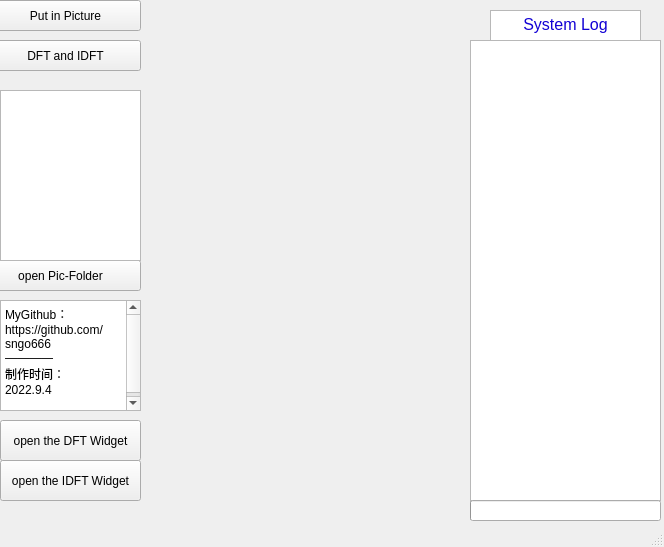
First picture: the form in mainwindow.ui, repository sngo666/myPicAlgo, before the edit.
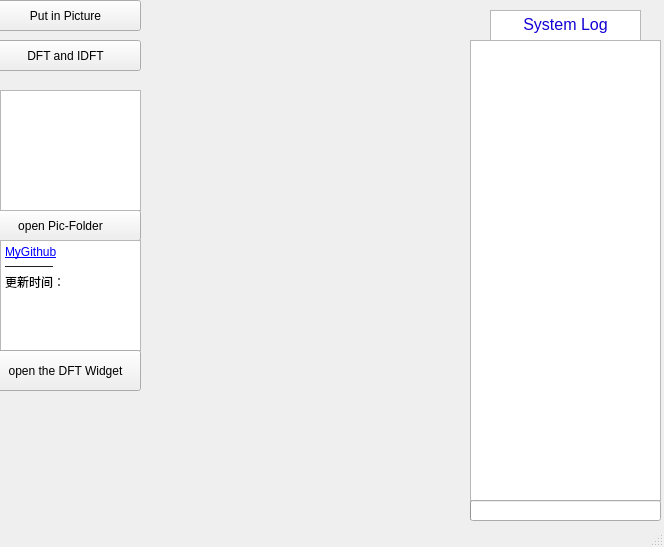
Second picture: the form after the edit.

Patch:
```diff
--- a/mainwindow.ui
+++ b/mainwindow.ui
@@ -31,7 +31,7 @@
     <property name="geometry">
      <rect>
       <x>-20</x>
-      <y>260</y>
+      <y>210</y>
       <width>161</width>
       <height>31</height>
      </rect>
@@ -57,7 +57,7 @@
     <property name="geometry">
      <rect>
       <x>0</x>
-      <y>300</y>
+      <y>240</y>
       <width>141</width>
       <height>111</height>
      </rect>
@@ -67,11 +67,9 @@
 &lt;html&gt;&lt;head&gt;&lt;meta name=&quot;qrichtext&quot; content=&quot;1&quot; /&gt;&lt;style type=&quot;text/css&quot;&gt;
 p, li { white-space: pre-wrap; }
 &lt;/style&gt;&lt;/head&gt;&lt;body style=&quot; font-family:'SimSun'; font-size:9pt; font-weight:400; font-style:normal;&quot;&gt;
-&lt;p style=&quot; margin-top:0px; margin-bottom:0px; margin-left:0px; margin-right:0px; -qt-block-indent:0; text-indent:0px;&quot;&gt;MyGithub：&lt;/p&gt;
-&lt;p style=&quot; margin-top:0px; margin-bottom:0px; margin-left:0px; margin-right:0px; -qt-block-indent:0; text-indent:0px;&quot;&gt;https://github.com/sngo666&lt;/p&gt;
+&lt;p style=&quot; margin-top:0px; margin-bottom:0px; margin-left:0px; margin-right:0px; -qt-block-indent:0; text-indent:0px;&quot;&gt;&lt;a href=&quot;https://github.com/sngo666&quot;&gt;&lt;span style=&quot; text-decoration: underline; color:#0000ff;&quot;&gt;MyGithub&lt;/span&gt;&lt;/a&gt;&lt;/p&gt;
 &lt;p style=&quot; margin-top:0px; margin-bottom:0px; margin-left:0px; margin-right:0px; -qt-block-indent:0; text-indent:0px;&quot;&gt;————&lt;/p&gt;
-&lt;p style=&quot; margin-top:0px; margin-bottom:0px; margin-left:0px; margin-right:0px; -qt-block-indent:0; text-indent:0px;&quot;&gt;制作时间：&lt;/p&gt;
-&lt;p style=&quot; margin-top:0px; margin-bottom:0px; margin-left:0px; margin-right:0px; -qt-block-indent:0; text-indent:0px;&quot;&gt;2022.9.4&lt;/p&gt;
+&lt;p style=&quot; margin-top:0px; margin-bottom:0px; margin-left:0px; margin-right:0px; -qt-block-indent:0; text-indent:0px;&quot;&gt;更新时间：&lt;/p&gt;
 &lt;p style=&quot;-qt-paragraph-type:empty; margin-top:0px; margin-bottom:0px; margin-left:0px; margin-right:0px; -qt-block-indent:0; text-indent:0px;&quot;&gt;&lt;br /&gt;&lt;/p&gt;&lt;/body&gt;&lt;/html&gt;</string>
     </property>
    </widget>
@@ -81,7 +79,7 @@
       <x>0</x>
       <y>90</y>
       <width>141</width>
-      <height>171</height>
+      <height>121</height>
      </rect>
     </property>
    </widget>
@@ -153,9 +151,9 @@
    <widget class="QPushButton" name="openDFT">
     <property name="geometry">
      <rect>
-      <x>0</x>
-      <y>420</y>
-      <width>141</width>
+      <x>-10</x>
+      <y>350</y>
+      <width>151</width>
       <height>41</height>
      </rect>
     </property>
@@ -163,19 +161,6 @@
      <string>open the DFT Widget</string>
     </property>
    </widget>
-   <widget class="QPushButton" name="openIDFT">
-    <property name="geometry">
-     <rect>
-      <x>0</x>
-      <y>460</y>
-      <width>141</width>
-      <height>41</height>
-     </rect>
-    </property>
-    <property name="text">
-     <string>open the IDFT Widget</string>
-    </property>
-   </widget>
    <widget class="QLabel" name="Pic">
     <property name="geometry">
      <rect>
```
Left out of the diff: 1 changed line with no effect on the pictures.
